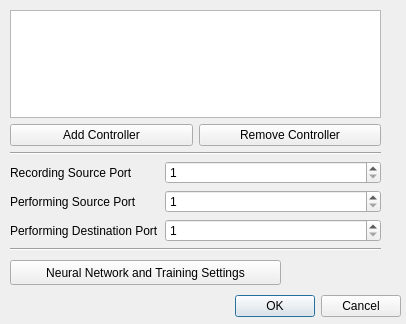
Above: src/gui/designer/settingsdialog.ui from sommern/larasynth before the change. Below: the same form after it.
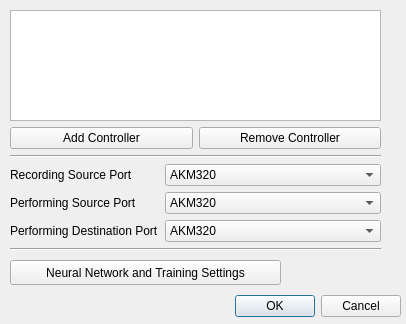
That is the form after the change.

Commit message: change port to combo box in designer files

```diff
--- a/src/gui/designer/settingsdialog.ui
+++ b/src/gui/designer/settingsdialog.ui
@@ -76,16 +76,6 @@
         </property>
        </widget>
       </item>
-      <item row="0" column="1">
-       <widget class="QSpinBox" name="spinBox">
-        <property name="minimum">
-         <number>1</number>
-        </property>
-        <property name="value">
-         <number>1</number>
-        </property>
-       </widget>
-      </item>
       <item row="1" column="0">
        <widget class="QLabel" name="label_2">
         <property name="text">
@@ -93,16 +83,6 @@
         </property>
        </widget>
       </item>
-      <item row="1" column="1">
-       <widget class="QSpinBox" name="spinBox_3">
-        <property name="minimum">
-         <number>1</number>
-        </property>
-        <property name="value">
-         <number>1</number>
-        </property>
-       </widget>
-      </item>
       <item row="2" column="0">
        <widget class="QLabel" name="label_3">
         <property name="text">
@@ -110,20 +90,46 @@
         </property>
        </widget>
       </item>
+      <item row="0" column="1">
+       <widget class="QComboBox" name="comboBox">
+        <item>
+         <property name="text">
+          <string>AKM320</string>
+         </property>
+        </item>
+        <item>
+         <property name="text">
+          <string>Port 2</string>
+         </property>
+        </item>
+       </widget>
+      </item>
+      <item row="1" column="1">
+       <widget class="QComboBox" name="comboBox_2">
+        <item>
+         <property name="text">
+          <string>AKM320</string>
+         </property>
+        </item>
+        <item>
+         <property name="text">
+          <string>Port 2</string>
+         </property>
+        </item>
+       </widget>
+      </item>
       <item row="2" column="1">
-       <widget class="QSpinBox" name="spinBox_4">
-        <property name="minimum">
-         <number>1</number>
-        </property>
-        <property name="maximum">
-         <number>127</number>
-        </property>
-        <property name="singleStep">
-         <number>1</number>
-        </property>
-        <property name="value">
-         <number>1</number>
-        </property>
+       <widget class="QComboBox" name="comboBox_3">
+        <item>
+         <property name="text">
+          <string>AKM320</string>
+         </property>
+        </item>
+        <item>
+         <property name="text">
+          <string>Port 2</string>
+         </property>
+        </item>
        </widget>
       </item>
      </layout>
```
The commit also changes 1 other file.
